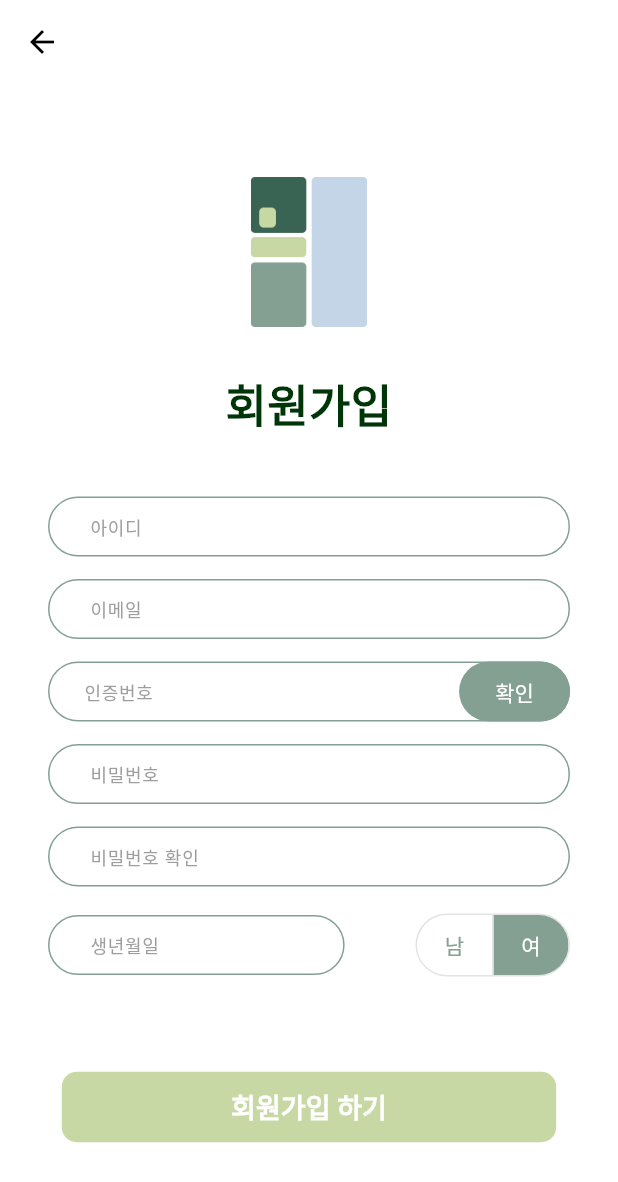
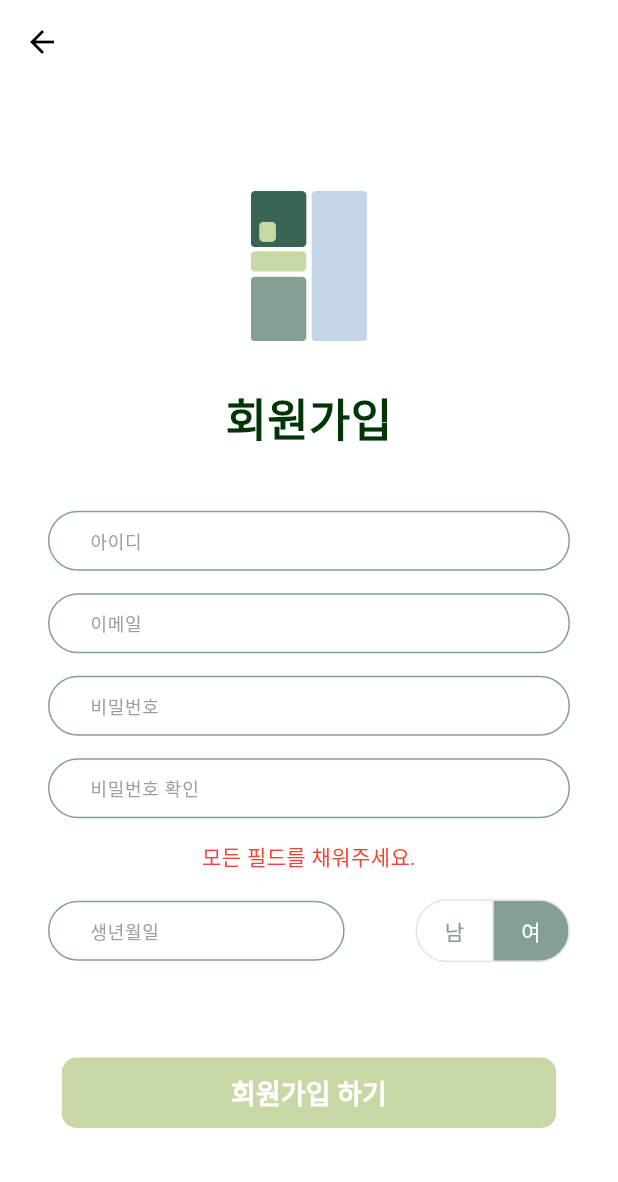
Before and after one commit to hyunjun-hwang/smart-fridge-system, a Flutter app: the SignUpPage screen opened directly, after a tap on "회원가입 하기", on a phone screen of 412 x 824 dp. Shown: the top 1182 px of the screen. Run offline on Flutter 3.47's test engine with Material 3 defaults, Android fonts, the phone set to English and light mode, and no system bars; our stand-ins replace firebase_auth, firebase_core, fl_chart, flutter_svg, percent_indicator; accounts and stored records are empty; network calls fail.

Commit message:
회원가입 로직수정

```diff
--- a/lib/ui/pages/auth/signup_page.dart
+++ b/lib/ui/pages/auth/signup_page.dart
@@ -1,7 +1,8 @@
 import 'package:flutter/material.dart';
+import 'package:firebase_auth/firebase_auth.dart'; // Firebase 인증 패키지 임포트
 import 'package:smart_fridge_system/constants/app_colors.dart';
 import 'package:smart_fridge_system/ui/widgets/custom_text_field.dart';
-import 'package:smart_fridge_system/ui/widgets/input_field_with_button.dart';
+// import 'package:smart_fridge_system/ui/widgets/input_field_with_button.dart'; // 이 줄을 제거했습니다.
 import 'package:smart_fridge_system/ui/widgets/primary_button.dart';
 
 class SignUpPage extends StatefulWidget {
@@ -13,6 +14,108 @@ class SignUpPage extends StatefulWidget {
 
 class _SignUpPageState extends State<SignUpPage> {
   final List<bool> _genderSelection = [false, true];
+
+  // 텍스트 필드 컨트롤러 추가
+  final TextEditingController _usernameController = TextEditingController();
+  final TextEditingController _emailController = TextEditingController();
+  final TextEditingController _passwordController = TextEditingController();
+  final TextEditingController _confirmPasswordController = TextEditingController();
+  final TextEditingController _dobController = TextEditingController(); // 생년월일 컨트롤러 (사용하지 않을 수 있음)
+
+  // 에러 메시지를 표시하기 위한 변수
+  String? _errorMessage;
+
+  @override
+  void dispose() {
+    _usernameController.dispose();
+    _emailController.dispose();
+    _passwordController.dispose();
+    _confirmPasswordController.dispose();
+    _dobController.dispose();
+    super.dispose();
+  }
+
+  // 회원가입 로직 함수
+  Future<void> _signUp() async {
+    setState(() {
+      _errorMessage = null; // 에러 메시지 초기화
+    });
+
+    final String username = _usernameController.text.trim();
+    final String email = _emailController.text.trim();
+    final String password = _passwordController.text.trim();
+    final String confirmPassword = _confirmPasswordController.text.trim();
+
+    if (username.isEmpty || email.isEmpty || password.isEmpty || confirmPassword.isEmpty) {
+      setState(() {
+        _errorMessage = '모든 필드를 채워주세요.';
+      });
+      return;
+    }
+
+    if (password != confirmPassword) {
+      setState(() {
+        _errorMessage = '비밀번호가 일치하지 않습니다.';
+      });
+      return;
+    }
+
+    if (password.length < 6) {
+      setState(() {
+        _errorMessage = '비밀번호는 최소 6자 이상이어야 합니다.';
+      });
+      return;
+    }
+
+    try {
+      // 1. Firebase를 사용하여 이메일과 비밀번호로 사용자 생성
+      UserCredential userCredential = await FirebaseAuth.instance.createUserWithEmailAndPassword(
+        email: email,
+        password: password,
+      );
+
+      // 2. 사용자 프로필(표시 이름) 업데이트 (아이디로 사용)
+      User? user = userCredential.user;
+      if (user != null) {
+        await user.updateDisplayName(username); // 아이디를 display name으로 설정
+
+        // 3. 이메일 인증 메일 전송 (선택 사항이지만 강력 권장)
+        await user.sendEmailVerification();
+
+        // 회원가입 성공 처리
+        if (mounted) {
+          ScaffoldMessenger.of(context).showSnackBar(
+            SnackBar(
+              content: Text('회원가입 성공! 이메일 인증 메일을 확인해주세요: ${user.email}'),
+              backgroundColor: Colors.green,
+            ),
+          );
+          // 성공 시 로그인 페이지로 이동하거나 다른 동작 수행
+          Navigator.pop(context); // 현재 페이지 닫기 (예시)
+        }
+      }
+    } on FirebaseAuthException catch (e) {
+      // Firebase 인증 관련 에러 처리
+      String message = '회원가입 중 오류가 발생했습니다.';
+      if (e.code == 'weak-password') {
+        message = '비밀번호가 너무 약합니다.';
+      } else if (e.code == 'email-already-in-use') {
+        message = '이미 사용 중인 이메일입니다.';
+      } else if (e.code == 'invalid-email') {
+        message = '유효하지 않은 이메일 형식입니다.';
+      }
+      setState(() {
+        _errorMessage = message;
+      });
+      print("Firebase Auth Error: ${e.code} - ${e.message}");
+    } catch (e) {
+      // 기타 일반적인 에러 처리
+      setState(() {
+        _errorMessage = '알 수 없는 오류가 발생했습니다.';
+      });
+      print("General Error: $e");
+    }
+  }
 
   @override
   Widget build(BuildContext context) {
@@ -52,37 +155,52 @@ class _SignUpPageState extends State<SignUpPage> {
                 const SizedBox(height: 40),
 
                 // 3. 입력 필드들
-                const CustomTextField(hintText: '아이디'),
-                const SizedBox(height: 15),
-                const CustomTextField(hintText: '이메일'),
-                const SizedBox(height: 15),
-                InputFieldWithButton(
-                  hintText: '인증번호',
-                  buttonText: '확인',
-                  borderColor: AppColors.textSecondary,
-                  onButtonPressed: () {
-                    // 인증번호 확인 로직
-                  },
+                CustomTextField(
+                  controller: _usernameController, // 컨트롤러 연결
+                  hintText: '아이디',
                 ),
                 const SizedBox(height: 15),
-                const CustomTextField(
+                CustomTextField(
+                  controller: _emailController, // 컨트롤러 연결
+                  hintText: '이메일',
+                  keyboardType: TextInputType.emailAddress, // 이메일 키보드 타입
+                ),
+                const SizedBox(height: 15),
+                // 이전의 '인증번호' 필드를 제거했습니다.
+                CustomTextField(
+                  controller: _passwordController, // 컨트롤러 연결
                   hintText: '비밀번호',
                   obscureText: true,
                 ),
                 const SizedBox(height: 15),
-                const CustomTextField(
+                CustomTextField(
+                  controller: _confirmPasswordController, // 컨트롤러 연결
                   hintText: '비밀번호 확인',
                   obscureText: true,
                 ),
                 const SizedBox(height: 15),
 
+                // 에러 메시지 표시
+                if (_errorMessage != null)
+                  Padding(
+                    padding: const EdgeInsets.only(bottom: 15.0),
+                    child: Text(
+                      _errorMessage!,
+                      style: const TextStyle(color: Colors.red, fontSize: 14),
+                      textAlign: TextAlign.center,
+                    ),
+                  ),
+
                 // 4. 생년월일 및 성별 선택
                 Row(
-                  // mainAxisAlignment: MainAxisAlignment.spaceBetween,
                   children: [
                     SizedBox(
                       width: screenWidth * 0.8 * 0.6,
-                      child: const CustomTextField(hintText: '생년월일'),
+                      child: CustomTextField(
+                        controller: _dobController, // 컨트롤러 연결
+                        hintText: '생년월일',
+                        keyboardType: TextInputType.datetime, // 날짜 키보드 타입
+                      ),
                     ),
                     const Spacer(),
                     // 성별 선택 버튼
@@ -122,9 +240,7 @@ class _SignUpPageState extends State<SignUpPage> {
                 // 5. 회원가입 버튼
                 PrimaryButton(
                   text: '회원가입 하기',
-                  onPressed: () {
-                    // 회원가입 로직
-                  },
+                  onPressed: _signUp, // Firebase 회원가입 함수 호출
                 ),
               ],
             ),
--- a/lib/ui/widgets/custom_text_field.dart
+++ b/lib/ui/widgets/custom_text_field.dart
@@ -5,12 +5,14 @@ class CustomTextField extends StatelessWidget {
   final String hintText;
   final bool obscureText;
   final TextEditingController? controller;
+  final TextInputType? keyboardType; // 이 줄을 추가합니다.
 
   const CustomTextField({
     super.key,
     required this.hintText,
     this.obscureText = false,
     this.controller,
+    this.keyboardType, // 생성자에도 이 줄을 추가합니다.
   });
 
   @override
@@ -23,6 +25,7 @@ class CustomTextField extends StatelessWidget {
       child: TextFormField(
         controller: controller,
         obscureText: obscureText,
+        keyboardType: keyboardType, // keyboardType을 여기에 전달합니다.
         decoration: InputDecoration(
           hintText: hintText,
           hintStyle: const TextStyle(
```
Also changed, not shown: 1 other file.
